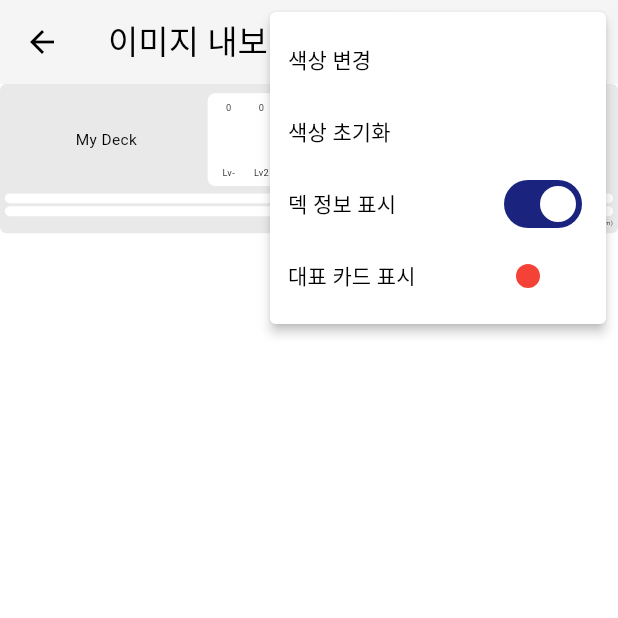
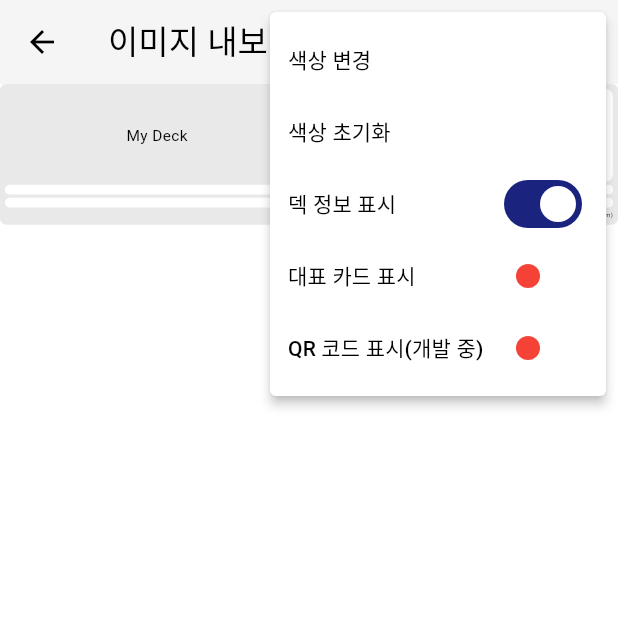
Before and after one commit to CHOI-JOO-YEON/digimon_meta_site_flutter, a Flutter app: the DeckImagePage screen opened directly with empty values, after a tap on the "settings" icon, on a phone screen of 412 x 824 dp, the top half of it. Run offline on Flutter 3.47's test engine with Material 3 defaults, Android fonts, the phone set to English and light mode, and no system bars; drawn by our look-alikes of qr_flutter; our stand-ins replace auto_route, dio, file_picker, pdf, sliding_up_panel, stroke_text and 1 more; missing offline and left inert: dart:html, dart:js, flex_color_picker, idb_shim, image_downloader_web, zxing2; network calls fail; Roboto replaces fonts that are missing (JalnanGothic).

Commit message:
feat: 이미지 QR 기능 옵션으로 수정

```diff
--- a/lib/page/deck_image_page.dart
+++ b/lib/page/deck_image_page.dart
@@ -28,6 +28,7 @@ class _DeckImagePageState extends State<DeckImagePage> {
   DeckImageColorService deckImageColorService = DeckImageColorService();
   bool isHorizontal = false;
   bool showInfo = true;
+  bool isQrShow = false;
   final GlobalKey gridKey = GlobalKey();
   DigimonCard? _selectedCard;
   double size = 1000;
@@ -301,7 +302,6 @@ class _DeckImagePageState extends State<DeckImagePage> {
                                   setState(() {
                                     showInfo = value;
                                   });
-                                  // 상위 setState 호출
                                   this.setState(() {
                                     showInfo = value;
                                   });
@@ -326,9 +326,32 @@ class _DeckImagePageState extends State<DeckImagePage> {
                                   setState(() {
                                     isHorizontal = value;
                                   });
-                                  // 상위 setState 호출
                                   this.setState(() {
                                     isHorizontal = value;
+                                  });
+                                },
+                              ),
+                            ],
+                          );
+                        },
+                      ),
+                    ),
+                    PopupMenuItem<String>(
+                      child: StatefulBuilder(
+                        builder: (BuildContext context, StateSetter setState) {
+                          return Row(
+                            mainAxisAlignment: MainAxisAlignment.spaceBetween,
+                            children: [
+                              Text('QR 코드 표시(개발 중)'),
+                              Switch(
+                                inactiveThumbColor: Colors.red,
+                                value: isQrShow,
+                                onChanged: (value) {
+                                  setState(() {
+                                    isQrShow = value;
+                                  });
+                                  this.setState(() {
+                                    isQrShow = value;
                                   });
                                 },
                               ),
@@ -417,30 +440,20 @@ class _DeckImagePageState extends State<DeckImagePage> {
     return Row(
       children: [
         SizedBox(
-          width: (isHorizontal ? 950 : 328) * scaleFactor,
-          child: Row(
-            children: [
-
-              Expanded(
-                flex: 2,
+          width: ((isHorizontal ? 950 : 328) + (isQrShow ? 0 : 164)) * scaleFactor,
           child: Center(
             child: Text(
               widget.deck.deckName,
               style: TextStyle(
                   fontSize: 25 * scaleFactor,
                   fontFamily: 'JalnanGothic',
-                        color: deckImageColorService
-                            .selectedDeckImageColor.textColor),
+                  color:
+                      deckImageColorService.selectedDeckImageColor.textColor),
             ),
-                ),
-              ),
-
-            ],
           ),
         ),
         SizedBox(
           width: 492 * scaleFactor,
-          child: SizedBox(
           height: 150 * scaleFactor,
           child: DeckStat(
               deck: widget.deck,
@@ -450,10 +463,12 @@ class _DeckImagePageState extends State<DeckImagePage> {
               backGroundColor:
                   deckImageColorService.selectedDeckImageColor.cardColor),
         ),
-        ),
+        if (isQrShow)
           SizedBox(
             width: 164 * scaleFactor,
+            height: 150 * scaleFactor,
             child: QrImageView(
+              padding: EdgeInsets.all(2 * scaleFactor),
               data: widget.deck.getQrUrl(),
               // embeddedImage: AssetImage('assets/images/img.png'),
               // embeddedImageStyle: QrEmbeddedImageStyle(
--- a/lib/widget/deck/builder/deck_menu_buttons.dart
+++ b/lib/widget/deck/builder/deck_menu_buttons.dart
@@ -428,6 +428,7 @@ class _DeckMenuButtonsState extends State<DeckMenuButtons> {
                           );
                         }).toList(),
 
+                        if(false)
                         IconButton(
                           icon: const Icon(Icons.image),
                           onPressed: () async {
```
Lines whose indentation alone changed are shown as unchanged.
